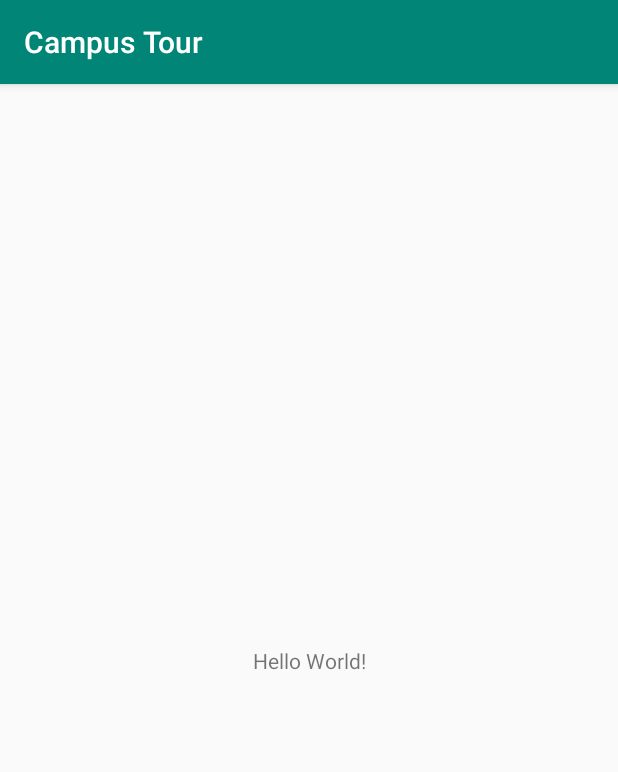
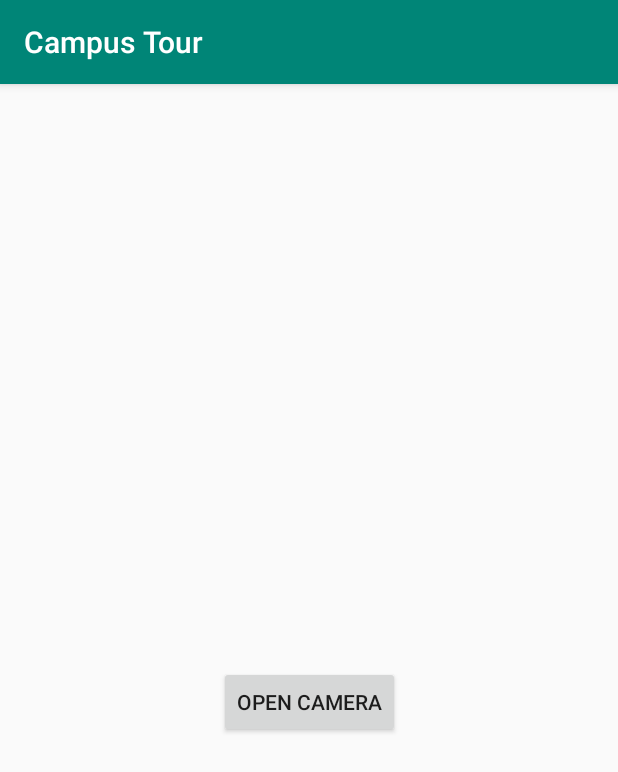
Before and after one commit to MaxMcl1/mobilehci2019, an Android app: the screen it shows after launch (MainActivity), on a phone screen of 412 x 824 dp. Shown: the top 772 px of the screen. Run offline under Robolectric (Android 15) with nearby library versions, the phone set to English and light mode, and no system bars.

Commit message:
added a button which opens up the camera app

```diff
--- a/CampusTour/app/src/main/AndroidManifest.xml
+++ b/CampusTour/app/src/main/AndroidManifest.xml
@@ -18,4 +18,7 @@
         </activity>
     </application>
 
+    <uses-permission android:name="android.permission.CAMERA" />
+
+    <uses-feature android:name="android.hardware.camera" android:required="true" />
 </manifest>
--- /dev/null
+++ b/CampusTour/app/src/main/java/com/mobilehci/campustour/Building.java
@@ -0,0 +1,5 @@
+package com.mobilehci.campustour;
+
+public enum Building {
+    BOYD_ORR, ST_ANDREWS, KELVIN, MAIN, LIBRARY
+}
--- a/CampusTour/app/src/main/java/com/mobilehci/campustour/MainActivity.java
+++ b/CampusTour/app/src/main/java/com/mobilehci/campustour/MainActivity.java
@@ -2,13 +2,33 @@ package com.mobilehci.campustour;
 
 import androidx.appcompat.app.AppCompatActivity;
 
+import android.content.Intent;
 import android.os.Bundle;
+import android.provider.MediaStore;
+import android.util.Log;
+import android.view.View;
+import android.widget.Button;
 
 public class MainActivity extends AppCompatActivity {
+
+    static final int REQUEST_IMAGE_CAPTURE = 1;
 
     @Override
     protected void onCreate(Bundle savedInstanceState) {
         super.onCreate(savedInstanceState);
         setContentView(R.layout.activity_main);
+
+        Button button = findViewById(R.id.camera_button);
+
+        button.setOnClickListener(new View.OnClickListener() {
+            @Override
+            public void onClick(View v) {
+                Intent takePictureIntent = new Intent(MediaStore.ACTION_IMAGE_CAPTURE);
+
+                if (takePictureIntent.resolveActivity(getPackageManager()) != null) {
+                    startActivityForResult(takePictureIntent, REQUEST_IMAGE_CAPTURE);
+                }
+            }
+        });
     }
 }
--- a/CampusTour/app/src/main/res/layout/activity_main.xml
+++ b/CampusTour/app/src/main/res/layout/activity_main.xml
@@ -6,13 +6,18 @@
     android:layout_height="match_parent"
     tools:context=".MainActivity">
 
-    <TextView
+    <Button
+        android:id="@+id/camera_button"
         android:layout_width="wrap_content"
-        android:layout_height="wrap_content"
-        android:text="Hello World!"
+        android:layout_height="48dp"
+        android:layout_marginStart="16dp"
+        android:layout_marginLeft="16dp"
+        android:layout_marginEnd="16dp"
+        android:layout_marginRight="16dp"
+        android:layout_marginBottom="332dp"
+        android:text="Open Camera"
         app:layout_constraintBottom_toBottomOf="parent"
-        app:layout_constraintLeft_toLeftOf="parent"
-        app:layout_constraintRight_toRightOf="parent"
-        app:layout_constraintTop_toTopOf="parent" />
+        app:layout_constraintEnd_toEndOf="parent"
+        app:layout_constraintStart_toStartOf="parent" />
 
 </androidx.constraintlayout.widget.ConstraintLayout>
```
